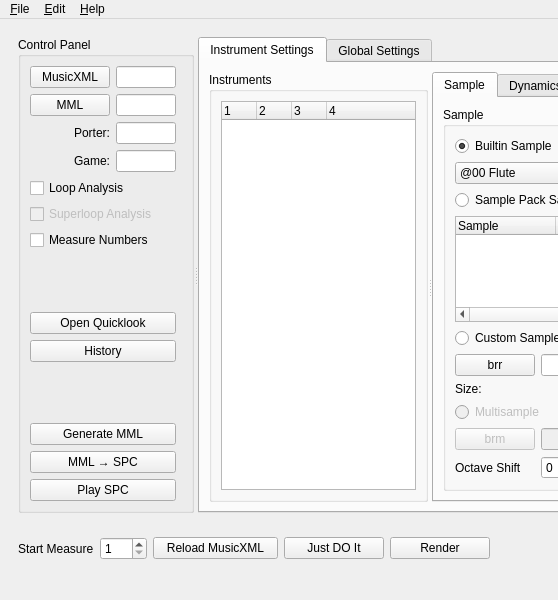
First picture: the form in smw_music/data/dashboard.ui, repository com-posers-pit/smw_music, before the edit; both pictures show x 0 to 558 and y 0 to 600 of the 1400 by 600 pixel window.
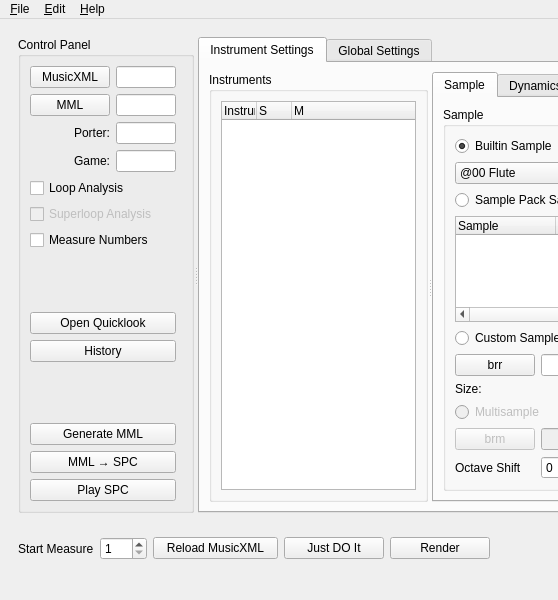
Second picture: the form after the edit.

Commit message:
Move UI header strings into ui file
Now playing:
Valentine by Wintergatan

The edit to the form file:
```diff
--- a/smw_music/data/dashboard.ui
+++ b/smw_music/data/dashboard.ui
@@ -195,7 +195,7 @@
                    <enum>QAbstractItemView::SingleSelection</enum>
                   </property>
                   <property name="columnCount">
-                   <number>4</number>
+                   <number>3</number>
                   </property>
                   <attribute name="headerMinimumSectionSize">
                    <number>35</number>
@@ -205,22 +205,23 @@
                   </attribute>
                   <column>
                    <property name="text">
-                    <string notr="true">1</string>
+                    <string notr="true">Instrument</string>
                    </property>
                   </column>
                   <column>
                    <property name="text">
-                    <string notr="true">2</string>
+                    <string notr="true">S</string>
                    </property>
-                  </column>
-                  <column>
-                   <property name="text">
-                    <string notr="true">3</string>
+                   <property name="toolTip">
+                    <string>Solo Instrument</string>
                    </property>
                   </column>
                   <column>
                    <property name="text">
-                    <string notr="true">4</string>
+                    <string notr="true">M</string>
+                   </property>
+                   <property name="toolTip">
+                    <string>Mute Instrument</string>
                    </property>
                   </column>
                  </widget>
```
The commit also changes 1 other file.
